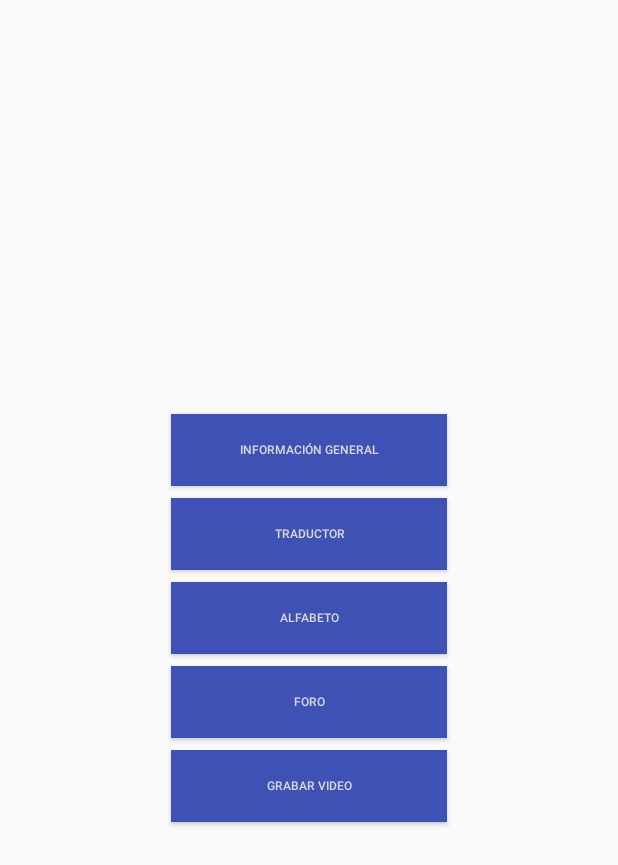
After one commit to Knightkod/SignApp_Android, an Android app: the layout activity_menu.xml on its own in the app's theme, with its tools: preview values and no code run, on a phone screen of 412 x 824 dp. The commit adds this screen. Shown: the top 865 px of the screen. Run offline under Robolectric (Android 15) with nearby library versions, the light colour scheme and no system bars.

Commit message:
Creación de la UI del menu principal y actualización de la UI de selección de lenguaje (primera pantalla)

```diff
--- /dev/null
+++ b/SignApp/app/src/main/res/layout/activity_menu.xml
@@ -0,0 +1,61 @@
+<?xml version="1.0" encoding="utf-8"?>
+<LinearLayout xmlns:android="http://schemas.android.com/apk/res/android"
+    xmlns:app="http://schemas.android.com/apk/res-auto"
+    xmlns:tools="http://schemas.android.com/tools"
+    android:layout_width="match_parent"
+    android:layout_height="match_parent"
+    android:orientation="vertical"
+    android:gravity="center_vertical"
+    tools:context="eus.ehu.intel.signapp.MenuActivity">
+
+    <Button
+        android:id="@+id/buttonGenInfo"
+        android:layout_width="184dp"
+        android:layout_height="wrap_content"
+        android:layout_gravity="center"
+        android:background="@color/colorPrimary"
+        android:text="@string/genInfoButton"
+        android:textColor="@color/buttonTextColor"
+        android:textSize="@dimen/buttonTextSize" />
+
+    <Button
+        android:id="@+id/buttonTraductor"
+        android:layout_width="184dp"
+        android:layout_height="wrap_content"
+        android:layout_gravity="center"
+        android:layout_marginTop="@dimen/buttonMargin"
+        android:text="@string/traductButton"
+        android:textColor="@color/buttonTextColor"
+        android:textSize="@dimen/buttonTextSize"
+        android:background="@color/colorPrimary" />
+    <Button
+        android:id="@+id/buttonAlphab"
+        android:layout_width="184dp"
+        android:layout_height="wrap_content"
+        android:layout_gravity="center"
+        android:layout_marginTop="@dimen/buttonMargin"
+        android:text="@string/alphabButton"
+        android:textColor="@color/buttonTextColor"
+        android:textSize="@dimen/buttonTextSize"
+        android:background="@color/colorPrimary" />
+    <Button
+        android:id="@+id/buttonForum"
+        android:layout_width="184dp"
+        android:layout_height="wrap_content"
+        android:layout_gravity="center"
+        android:layout_marginTop="@dimen/buttonMargin"
+        android:text="@string/forumButton"
+        android:textColor="@color/buttonTextColor"
+        android:textSize="@dimen/buttonTextSize"
+        android:background="@color/colorPrimary" />
+    <Button
+        android:id="@+id/buttonRecordVideo"
+        android:layout_width="184dp"
+        android:layout_height="wrap_content"
+        android:layout_gravity="center"
+        android:layout_marginTop="@dimen/buttonMargin"
+        android:text="@string/videoButton"
+        android:textColor="@color/buttonTextColor"
+        android:textSize="@dimen/buttonTextSize"
+        android:background="@color/colorPrimary" />
+</LinearLayout>
```
Also changed, not shown: SignApp/app/src/main/java/eus/ehu/intel/signapp/MenuActivity.java (added, +13 -0 lines), SignApp/app/src/main/res/layout/activity_main.xml (+32 -10 lines).
